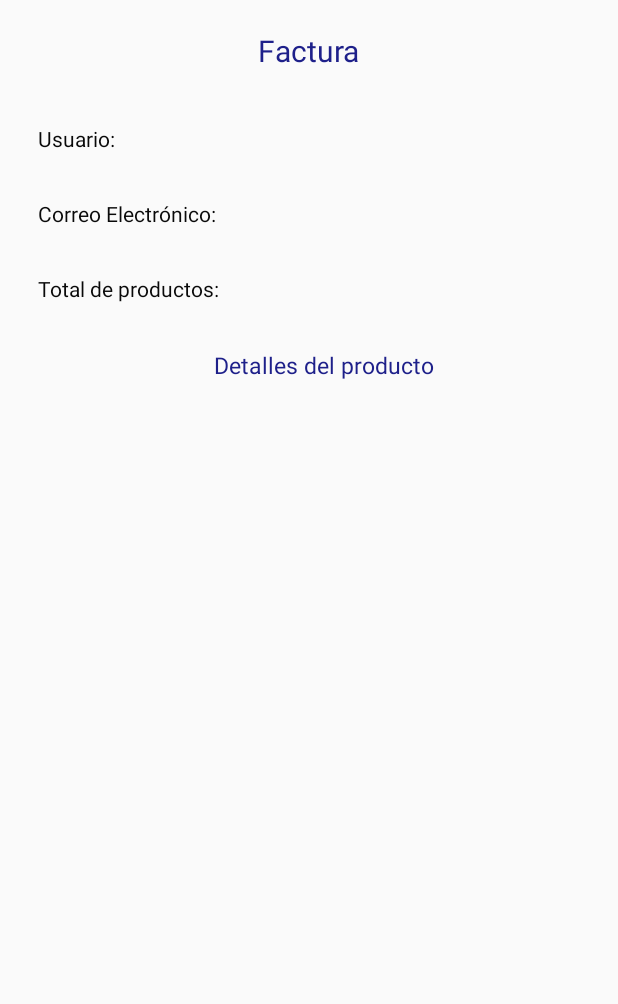
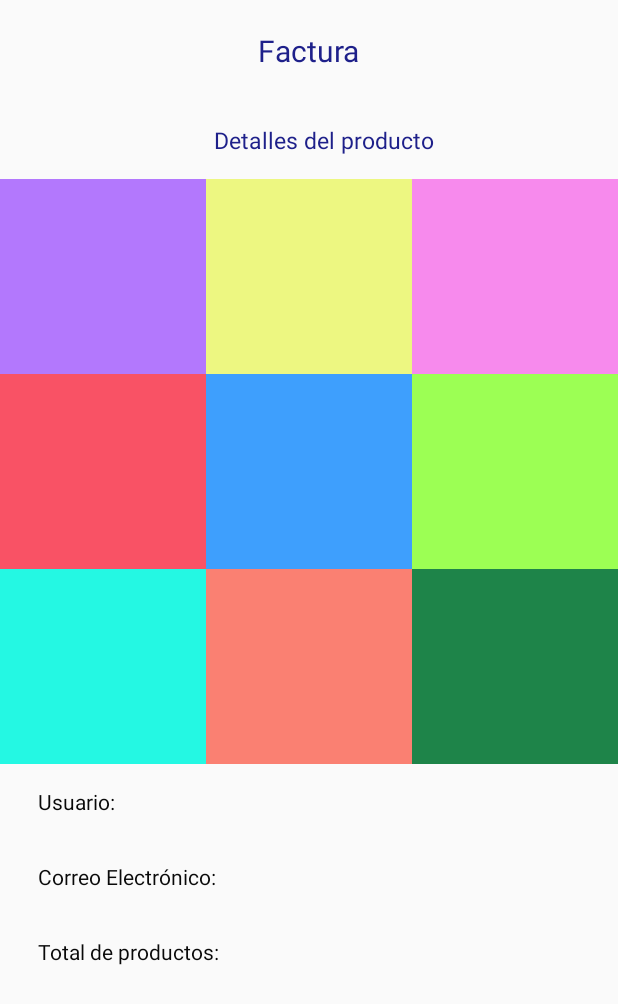
Before and after one commit to karichalobato/Evaluacion01_PDM_00002517, an Android app: the layout activity_new.xml on its own in the app's theme, with its tools: preview values and no code run, on a phone screen of 412 x 824 dp. Shown: the top 1004 px of the screen. Run offline under Robolectric (Android 15) with nearby library versions, the phone set to English and light mode, and no system bars.

Commit message:
Manda datos de usuario y correo

```diff
--- a/app/src/main/AndroidManifest.xml
+++ b/app/src/main/AndroidManifest.xml
@@ -9,6 +9,7 @@
         android:roundIcon="@mipmap/ic_launcher_round"
         android:supportsRtl="true"
         android:theme="@style/AppTheme">
+        <activity android:name=".NewActivity" />
         <activity android:name=".MainActivity">
             <intent-filter>
                 <action android:name="android.intent.action.MAIN" />
--- a/app/src/main/java/com/saenz/evaluacion01_pdm_00002517/MainActivity.java
+++ b/app/src/main/java/com/saenz/evaluacion01_pdm_00002517/MainActivity.java
@@ -1,13 +1,38 @@
 package com.saenz.evaluacion01_pdm_00002517;
 
+import android.content.Intent;
 import android.support.v7.app.AppCompatActivity;
 import android.os.Bundle;
+import android.view.View;
+import android.widget.Button;
+import android.widget.EditText;
 
 public class MainActivity extends AppCompatActivity {
+
+    private Button bt_enviar;
+    private EditText mUsuario, mCorreo;
+
 
     @Override
     protected void onCreate(Bundle savedInstanceState) {
         super.onCreate(savedInstanceState);
         setContentView(R.layout.activity_main);
+
+        mUsuario = findViewById(R.id.Edit_text1);
+        mCorreo = findViewById(R.id.Edit_text2);
+        bt_enviar = findViewById(R.id.btn_enviar);
+        bt_enviar.setOnClickListener(new View.OnClickListener() {
+            @Override
+            public void onClick(View v) {
+                String usuario = mUsuario.getText().toString();
+                String correo = mCorreo.getText().toString();
+                Intent mIntent = new Intent(MainActivity.this, NewActivity.class);
+                mIntent.putExtra("usuario", usuario);
+                mIntent.putExtra("correo", correo);
+                MainActivity.this.startActivity(mIntent);
+            }
+        });
     }
+
+
 }
--- a/app/src/main/java/com/saenz/evaluacion01_pdm_00002517/NewActivity.java
+++ b/app/src/main/java/com/saenz/evaluacion01_pdm_00002517/NewActivity.java
@@ -1,4 +1,27 @@
 package com.saenz.evaluacion01_pdm_00002517;
 
-public class NewActivity {
+import android.content.Intent;
+import android.os.Bundle;
+import android.support.v7.app.AppCompatActivity;
+import android.widget.Button;
+import android.widget.TextView;
+
+public class NewActivity extends AppCompatActivity {
+
+    private TextView nUsuario, nCorreo;
+
+
+    @Override
+    protected void onCreate(Bundle savedInstanceState){
+        super.onCreate(savedInstanceState);
+        setContentView(R.layout.activity_new);
+        nUsuario = findViewById(R.id.nTV_01);
+        nCorreo = findViewById(R.id.nTV_02);
+        Intent mIntent = getIntent();
+        if(mIntent!= null){
+            nUsuario.setText("Usuario: " + mIntent.getStringExtra("usuario"));
+            nCorreo.setText("Correo: " + mIntent.getStringExtra("correo"));
+        }
+
+    }
 }
--- a/app/src/main/res/layout/activity_main.xml
+++ b/app/src/main/res/layout/activity_main.xml
@@ -141,7 +141,7 @@
         android:hint="Escriba su correo aquí" />
 
         <Button
-            android:id="@+id/button_enviar"
+            android:id="@+id/btn_enviar"
             android:layout_width="wrap_content"
             android:layout_height="wrap_content"
             android:layout_gravity="center"
--- a/app/src/main/res/layout/activity_new.xml
+++ b/app/src/main/res/layout/activity_new.xml
@@ -1,28 +1,118 @@
 <?xml version="1.0" encoding="utf-8"?>
 <LinearLayout xmlns:android="http://schemas.android.com/apk/res/android"
     xmlns:tools="http://schemas.android.com/tools"
-    android:id="@+id/contenedor_newActivity"
+    android:id="@+id/Contenedor2"
     android:layout_width="match_parent"
     android:layout_height="match_parent"
     android:gravity="center"
     android:orientation="vertical"
     tools:context=".NewActivity">
 
+    <TextView
+        android:layout_width="wrap_content"
+        android:layout_height="wrap_content"
+        android:layout_gravity="center"
+        android:text="Factura"
+        android:textSize="20dp"
+        android:padding="20dp"
+        android:textColor=" #1e208a"/>
+
+    <TextView
+        android:layout_gravity="center"
+        android:layout_width="wrap_content"
+        android:layout_height="wrap_content"
+        android:text="Detalles del producto"
+        android:textSize="15dp"
+        android:layout_marginLeft="10dp"
+        android:padding="15dp"
+        android:textColor="#1e208a"/>
+
+    <GridLayout
+        android:id="@+id/gridLayout"
+        android:layout_width="match_parent"
+        android:layout_height="wrap_content"
+        android:columnCount="3">
+
+        <TextView
+            android:id="@+id/tv_01"
+            android:layout_width="@dimen/standard_width"
+            android:layout_height="@dimen/standard_height"
+            android:layout_row="0"
+            android:layout_column="0"
+            android:background="@color/color_button_01" />
+
+
+        <TextView
+            android:id="@+id/tv_02"
+            android:layout_width="@dimen/standard_width"
+            android:layout_height="@dimen/standard_height"
+            android:layout_row="0"
+            android:layout_column="1"
+            android:background="@color/color_button_02" />
+
+        <TextView
+            android:id="@+id/tv_03"
+            android:layout_width="@dimen/standard_width"
+            android:layout_height="@dimen/standard_height"
+            android:layout_row="0"
+            android:layout_column="2"
+            android:background="@color/color_button_03"
+            />
+
+        <TextView
+            android:id="@+id/tv_04"
+            android:layout_width="@dimen/standard_width"
+            android:layout_height="@dimen/standard_height"
+            android:layout_row="1"
+            android:layout_column="0"
+            android:background="@color/color_button_04"/>
+
+        <TextView
+            android:id="@+id/tv_05"
+            android:layout_width="@dimen/standard_width"
+            android:layout_height="@dimen/standard_height"
+            android:layout_row="1"
+            android:layout_column="1"
+            android:background="@color/color_button_05"/>
+
+        <TextView
+            android:id="@+id/tv_06"
+            android:layout_width="@dimen/standard_width"
+            android:layout_height="@dimen/standard_height"
+            android:layout_row="1"
+            android:layout_column="2"
+            android:background="@color/color_button_06"/>
+
+        <TextView
+            android:id="@+id/tv_07"
+            android:layout_width="@dimen/standard_width"
+            android:layout_height="@dimen/standard_height"
+            android:layout_row="2"
+            android:layout_column="0"
+            android:background="@color/color_button_07"/>
+
+        <TextView
+            android:id="@+id/tv_08"
+            android:layout_width="@dimen/standard_width"
+            android:layout_height="@dimen/standard_height"
+            android:layout_row="2"
+            android:layout_column="1"
+            android:background="@color/color_button_08"/>
+
+        <TextView
+            android:id="@+id/tv_09"
+            android:layout_width="@dimen/standard_width"
+            android:layout_height="@dimen/standard_height"
+            android:layout_row="2"
+            android:layout_column="2"
+            android:background="@color/color_button_09"/>
+    </GridLayout>
+
     <LinearLayout
         android:id="@+id/linearLayout_interno"
         android:layout_width="match_parent"
         android:layout_height="match_parent"
         android:orientation="vertical">
-
-        <TextView
-            android:layout_width="wrap_content"
-            android:layout_height="wrap_content"
-            android:layout_gravity="center"
-            android:text="Factura"
-            android:textSize="20dp"
-            android:padding="20dp"
-            android:textColor=" #1e208a"/>
-"
 
         <TextView
             android:id="@+id/nTV_01"
@@ -43,7 +133,6 @@
             android:textColor="@color/color_textView"/>
 
         <TextView
-            android:id="@+id/nTV_03"
             android:layout_width="wrap_content"
             android:layout_height="wrap_content"
             android:text="Total de productos:"
@@ -51,114 +140,7 @@
             android:padding="15dp"
             android:textColor="@color/color_textView"/>
 
-        <TextView
-            android:layout_gravity="center"
-            android:layout_width="wrap_content"
-            android:layout_height="wrap_content"
-            android:text="Detalles del producto"
-            android:textSize="15dp"
-            android:layout_marginLeft="10dp"
-            android:padding="15dp"
-            android:textColor="#1e208a"/>
-
     </LinearLayout>
 
-    <GridLayout
-        android:id="@+id/NgridLayout"
-        android:layout_width="match_parent"
-        android:layout_height="wrap_content"
-        android:columnCount="3">
-
-        <TextView
-            android:id="@+id/textview_01"
-            android:layout_width="@dimen/standard_width"
-            android:layout_height="@dimen/standard_height"
-            android:layout_row="0"
-            android:layout_column="0"
-            android:background="@color/color_button_01"
-            android:padding="2dp"
-            android:text="Producto 1"/>
-
-        <TextView
-            android:id="@+id/textview_02"
-            android:layout_width="@dimen/standard_width"
-            android:layout_height="@dimen/standard_height"
-            android:layout_row="0"
-            android:layout_column="1"
-            android:background="@color/color_button_02"
-            android:padding="2dp"
-            android:text="Producto 2" />
-
-        <TextView
-            android:id="@+id/textview_03"
-            android:layout_width="@dimen/standard_width"
-            android:layout_height="@dimen/standard_height"
-            android:layout_row="0"
-            android:layout_column="2"
-            android:background="@color/color_button_03"
-            android:padding="2dp"
-            android:text="Producto 3"/>
-
-        <TextView
-            android:id="@+id/textview_04"
-            android:layout_width="@dimen/standard_width"
-            android:layout_height="@dimen/standard_height"
-            android:layout_row="1"
-            android:layout_column="0"
-            android:background="@color/color_button_04"
-            android:padding="2dp"
-            android:text="Producto 4"/>
-
-        <Button
-            android:id="@+id/button_05"
-            android:layout_width="@dimen/standard_width"
-            android:layout_height="@dimen/standard_height"
-            android:layout_row="1"
-            android:layout_column="1"
-            android:background="@color/color_button_05"
-            android:padding="2dp"
-            android:text="Producto 5" />
-
-        <Button
-            android:id="@+id/button_06"
-            android:layout_width="@dimen/standard_width"
-            android:layout_height="@dimen/standard_height"
-            android:layout_row="1"
-            android:layout_column="2"
-            android:background="@color/color_button_06"
-            android:padding="2dp"
-            android:text="Click" />
-
-        <Button
-            android:id="@+id/button_07"
-            android:layout_width="@dimen/standard_width"
-            android:layout_height="@dimen/standard_height"
-            android:layout_row="2"
-            android:layout_column="0"
-            android:background="@color/color_button_07"
-            android:padding="2dp"
-            android:text="Click" />
-
-        <Button
-            android:id="@+id/button_08"
-            android:layout_width="@dimen/standard_width"
-            android:layout_height="@dimen/standard_height"
-            android:layout_row="2"
-            android:layout_column="1"
-            android:background="@color/color_button_08"
-            android:padding="2dp"
-            android:text="Click" />
-
-        <Button
-            android:id="@+id/button_09"
-            android:layout_width="@dimen/standard_width"
-            android:layout_height="@dimen/standard_height"
-            android:layout_row="2"
-            android:layout_column="2"
-            android:background="@color/color_button_09"
-            android:padding="2dp"
-            android:text="Click" />
-
-    </GridLayout>
 
 </LinearLayout>
```
